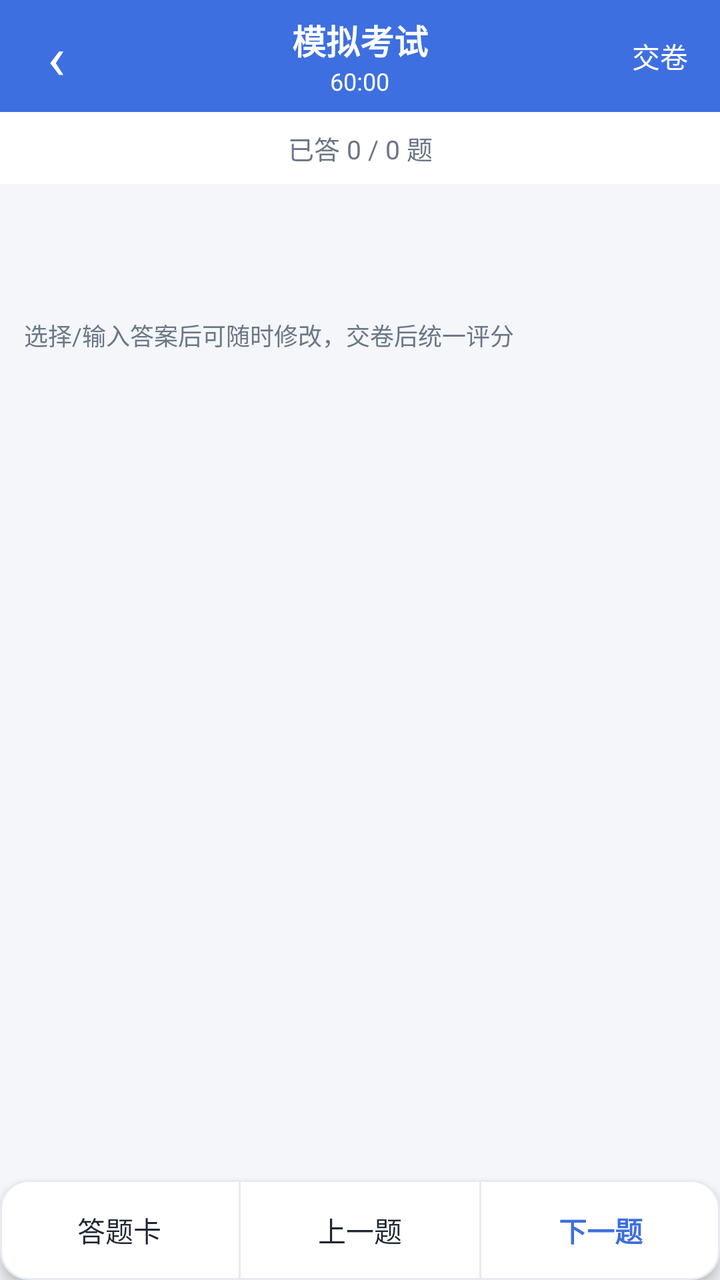
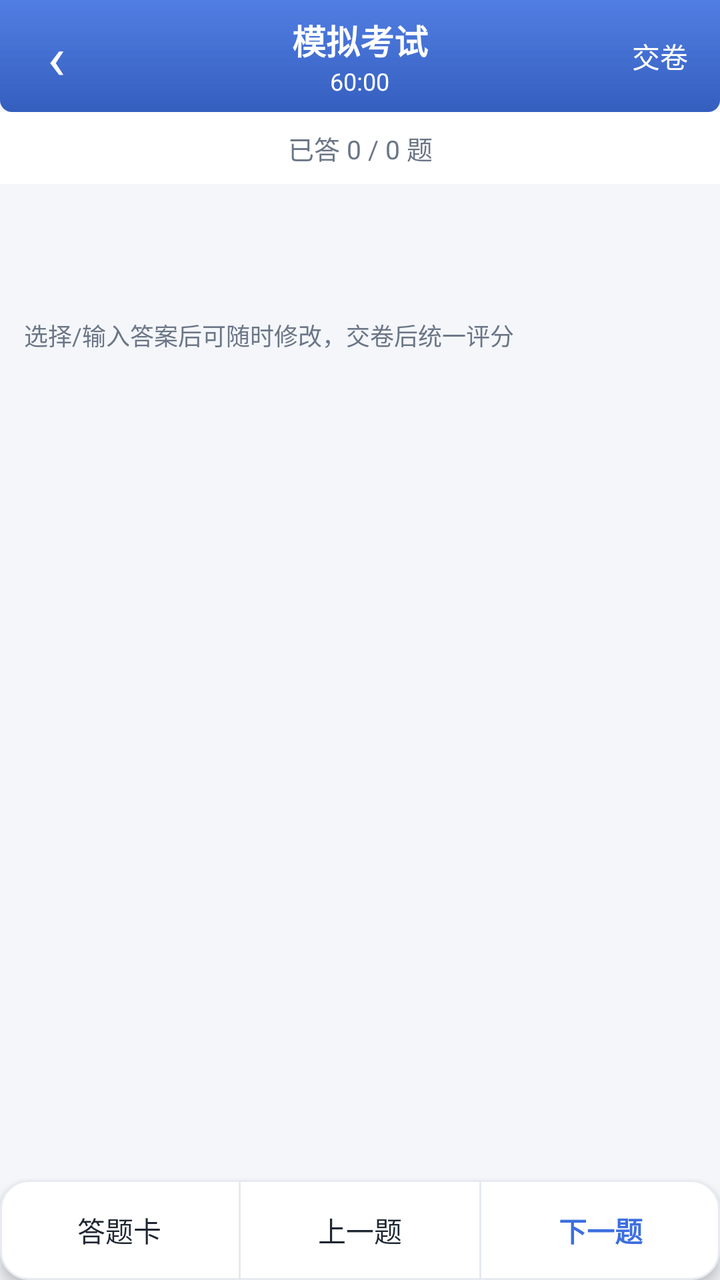

Compare the two renders of this Android layout. The source of the first and the diff that turns it into the second are given below.
<!-- AndroidManifest.xml: application theme AppTheme.Light -->
<!-- res/layout/activity_exam.xml -->
<?xml version="1.0" encoding="utf-8"?>
<LinearLayout xmlns:android="http://schemas.android.com/apk/res/android"
    android:layout_width="match_parent"
    android:layout_height="match_parent"
    android:background="?attr/qzBg"
    android:orientation="vertical">

    <FrameLayout
        android:layout_width="match_parent"
        android:layout_height="wrap_content"
        android:background="?attr/qzPrimary">

        <TextView
            android:id="@+id/btnBack"
            android:layout_width="56dp"
            android:layout_height="56dp"
            android:gravity="center"
            android:text="‹"
            android:textColor="?attr/qzOnPrimary"
            android:textSize="30sp" />

        <LinearLayout
            android:layout_width="wrap_content"
            android:layout_height="56dp"
            android:layout_gravity="center"
            android:gravity="center"
            android:orientation="vertical">

            <TextView
                android:id="@+id/title"
                android:layout_width="wrap_content"
                android:layout_height="wrap_content"
                android:gravity="center"
                android:text="@string/ui_72"
                android:textColor="?attr/qzOnPrimary"
                android:textSize="17sp"
                android:textStyle="bold" />

            <TextView
                android:id="@+id/timer"
                android:layout_width="wrap_content"
                android:layout_height="wrap_content"
                android:gravity="center"
                android:text="60:00"
                android:textColor="?attr/qzOnPrimary"
                android:textSize="12sp" />
        </LinearLayout>

        <TextView
            android:id="@+id/btnSubmit"
            android:layout_width="wrap_content"
            android:layout_height="56dp"
            android:layout_gravity="end"
            android:gravity="center"
            android:paddingStart="16dp"
            android:paddingEnd="16dp"
            android:text="@string/ui_12"
            android:textColor="?attr/qzOnPrimary"
            android:textSize="14sp" />
    </FrameLayout>

    <TextView
        android:id="@+id/progress"
        android:layout_width="match_parent"
        android:layout_height="36dp"
        android:background="?attr/qzSurface"
        android:gravity="center"
        android:text="@string/ui_53"
        android:textColor="?attr/qzTextSub"
        android:textSize="13sp" />

    <ScrollView
        android:id="@+id/scroll"
        android:layout_width="match_parent"
        android:layout_height="0dp"
        android:layout_weight="1"
        android:fillViewport="true">

        <LinearLayout
            android:layout_width="match_parent"
            android:layout_height="wrap_content"
            android:orientation="vertical"
            android:padding="12dp">

            <LinearLayout
                android:id="@+id/headChips"
                android:layout_width="wrap_content"
                android:layout_height="wrap_content"
                android:layout_marginBottom="10dp"
                android:orientation="horizontal" />

            <TextView
                android:id="@+id/content"
                android:layout_width="match_parent"
                android:layout_height="wrap_content"
                android:lineSpacingExtra="4dp"
                android:text=""
                android:textColor="?attr/qzText"
                android:textSize="17sp" />

            <LinearLayout
                android:id="@+id/options"
                android:layout_width="match_parent"
                android:layout_height="wrap_content"
                android:layout_marginTop="10dp"
                android:orientation="vertical" />

            <LinearLayout
                android:id="@+id/fillBox"
                android:layout_width="match_parent"
                android:layout_height="wrap_content"
                android:layout_marginTop="10dp"
                android:background="@drawable/bg_card"
                android:elevation="2dp"
                android:orientation="vertical"
                android:padding="12dp"
                android:visibility="gone">

                <EditText
                    android:id="@+id/fillEt"
                    android:layout_width="match_parent"
                    android:layout_height="wrap_content"
                    android:background="@drawable/bg_input"
                    android:hint="@string/ui_122"
                    android:inputType="text"
                    android:padding="10dp"
                    android:textColor="?attr/qzText"
                    android:textColorHint="?attr/qzTextSub"
                    android:textSize="15sp" />
            </LinearLayout>

            <TextView
                android:id="@+id/hint"
                android:layout_width="match_parent"
                android:layout_height="wrap_content"
                android:layout_marginTop="12dp"
                android:text="@string/ui_128"
                android:textColor="?attr/qzTextSub"
                android:textSize="12sp" />
        </LinearLayout>
    </ScrollView>

    <LinearLayout
        android:layout_width="match_parent"
        android:layout_height="50dp"
        android:background="@drawable/bg_card"
        android:elevation="4dp"
        android:orientation="horizontal">

        <TextView
            android:id="@+id/btnSheet"
            android:layout_width="0dp"
            android:layout_height="match_parent"
            android:layout_weight="1"
            android:gravity="center"
            android:text="@string/ui_102"
            android:textColor="?attr/qzText"
            android:textSize="14sp" />

        <View
            android:layout_width="1dp"
            android:layout_height="match_parent"
            android:background="?attr/qzDivider" />

        <TextView
            android:id="@+id/btnPrev"
            android:layout_width="0dp"
            android:layout_height="match_parent"
            android:layout_weight="1"
            android:gravity="center"
            android:text="@string/ui_6"
            android:textColor="?attr/qzText"
            android:textSize="14sp" />

        <View
            android:layout_width="1dp"
            android:layout_height="match_parent"
            android:background="?attr/qzDivider" />

        <TextView
            android:id="@+id/btnNext"
            android:layout_width="0dp"
            android:layout_height="match_parent"
            android:layout_weight="1"
            android:gravity="center"
            android:text="@string/ui_7"
            android:textColor="?attr/qzPrimary"
            android:textSize="14sp"
            android:textStyle="bold" />
    </LinearLayout>
</LinearLayout>
<!-- resources referenced by this layout -->
<resources>
  <string name="ui_102">答题卡</string>
  <string name="ui_12">交卷</string>
  <string name="ui_122">请输入答案</string>
  <string name="ui_6">上一题</string>
  <string name="ui_7">下一题</string>
  <string name="ui_72">模拟考试</string>
  <style name="AppTheme.Light" parent="android:Theme.Material.Light.NoActionBar">
          <item name="android:colorPrimary">@color/primaryLight</item>
          <item name="android:colorPrimaryDark">@color/primaryDarkLight</item>
          <item name="android:colorAccent">@color/primaryLight</item>
          <item name="android:windowBackground">@color/bgLight</item>
          <item name="android:colorBackground">@color/bgLight</item>
          <item name="android:statusBarColor">@color/primaryDarkLight</item>
          <item name="android:navigationBarColor">@color/bgLight</item>
          <item name="android:textColorPrimary">@color/textLight</item>
          <item name="android:textColorSecondary">@color/textSubLight</item>
  
          <item name="qzPrimary">@color/primaryLight</item>
          <item name="qzBg">@color/bgLight</item>
          <item name="qzSurface">@color/surfaceLight</item>
          <item name="qzChipBg">@color/chipBgLight</item>
          <item name="qzText">@color/textLight</item>
          <item name="qzTextSub">@color/textSubLight</item>
          <item name="qzDivider">@color/dividerLight</item>
          <item name="qzGreen">@color/greenLight</item>
          <item name="qzGreenBg">@color/greenBgLight</item>
          <item name="qzRed">@color/redLight</item>
          <item name="qzRedBg">@color/redBgLight</item>
          <item name="qzOrange">@color/orangeLight</item>
          <item name="qzOrangeBg">@color/orangeBgLight</item>
          <item name="qzPrimaryBg">@color/primaryBgLight</item>
          <item name="qzStroke">@color/strokeLight</item>
          <item name="qzOnPrimary">@color/white</item>
      </style>
  <color name="white">#FFFFFF</color>
  <!-- unchanged entries left out for length: 20 -->
</resources>

<!-- the commit's change to res/layout/activity_exam.xml (unified diff, before → after) -->
@@ -8,7 +8,7 @@
     <FrameLayout
         android:layout_width="match_parent"
         android:layout_height="wrap_content"
-        android:background="?attr/qzPrimary">
+        android:background="@drawable/bg_topbar">
 
         <TextView
             android:id="@+id/btnBack"
<!-- resource entries referenced after the edit -->
@@ -1,5 +1,29 @@
 <!-- resources referenced by this layout -->
 <resources>
+  <!-- drawable bg_topbar (drawable) -->
+  <?xml version="1.0" encoding="utf-8"?>
+  <layer-list xmlns:android="http://schemas.android.com/apk/res/android">
+      <item>
+          <shape android:shape="rectangle">
+              <solid android:color="?attr/qzPrimary" />
+              <corners android:bottomLeftRadius="6dp" android:bottomRightRadius="6dp" />
+          </shape>
+      </item>
+      <item>
+          <shape android:shape="rectangle">
+              <gradient android:angle="270"
+                  android:startColor="#00000000" android:endColor="#26000000" />
+              <corners android:bottomLeftRadius="6dp" android:bottomRightRadius="6dp" />
+          </shape>
+      </item>
+      <item>
+          <shape android:shape="rectangle">
+              <gradient android:angle="270"
+                  android:startColor="#1AFFFFFF" android:endColor="#00FFFFFF" />
+              <corners android:bottomLeftRadius="6dp" android:bottomRightRadius="6dp" />
+          </shape>
+      </item>
+  </layer-list>
   <string name="ui_102">答题卡</string>
   <string name="ui_12">交卷</string>
   <string name="ui_122">请输入答案</string>
@@ -7,6 +31,8 @@
   <string name="ui_7">下一题</string>
   <string name="ui_72">模拟考试</string>
   <style name="AppTheme.Light" parent="android:Theme.Material.Light.NoActionBar">
+          <item name="android:popupMenuStyle">@style/QzPopup.Light</item>
+          <item name="android:alertDialogTheme">@style/QzDialog.Light</item>
           <item name="android:colorPrimary">@color/primaryLight</item>
           <item name="android:colorPrimaryDark">@color/primaryDarkLight</item>
           <item name="android:colorAccent">@color/primaryLight</item>
@@ -34,7 +60,22 @@
           <item name="qzStroke">@color/strokeLight</item>
           <item name="qzOnPrimary">@color/white</item>
       </style>
+  <style name="QzPopup.Light" parent="android:Widget.Material.Light.PopupMenu">
+          <item name="android:popupBackground">@color/surfaceLight</item>
+          <item name="android:textColorPrimary">@color/primaryLight</item>
+          <item name="android:textColorSecondary">@color/textSubLight</item>
+      </style>
+  <style name="QzDialog.Light" parent="android:Theme.Material.Dialog.Alert">
+          <item name="android:windowBackground">@color/surfaceLight</item>
+          <item name="android:colorAccent">@color/primaryLight</item>
+          <item name="android:colorPrimary">@color/primaryLight</item>
+          <item name="android:textColorPrimary">@color/textLight</item>
+          <item name="android:textColorSecondary">@color/textSubLight</item>
+          <item name="android:colorBackgroundFloating">@color/surfaceLight</item>
+          <item name="android:textColorAlertDialogListItem">@color/dialogItemBlueLight</item>
+      </style>
   <color name="white">#FFFFFF</color>
+  <color name="dialogItemBlueLight">#2B54A8</color>
   <!-- unchanged entries left out for length: 20 -->
 </resources>
 
